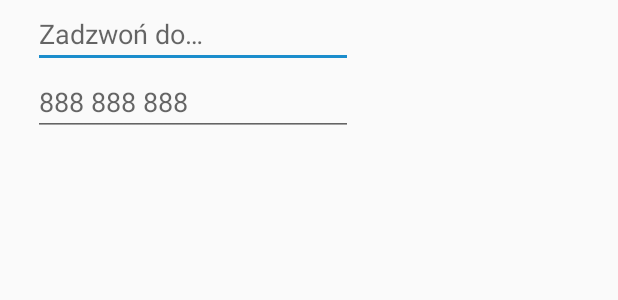
After one commit to Haremun/StudentOrganizer, an Android app: the layout dialog_call.xml on its own in the app's theme, with its tools: preview values and no code run, on a phone screen of 412 x 824 dp. The commit adds this screen. Shown: the top 300 px of the screen. Run offline under Robolectric (Android 15) with nearby library versions, the phone set to English and light mode, and no system bars.

Commit message:
Added vibrations to fab button and fragment dialogs. Working dialogs: call, simple.

```diff
--- a/app/src/main/AndroidManifest.xml
+++ b/app/src/main/AndroidManifest.xml
@@ -3,6 +3,7 @@
     package="kamilbieg.studentorganizer">
 
     <uses-permission android:name="android.permission.INTERNET" />
+    <uses-permission android:name="android.permission.VIBRATE"/>
 
     <application
         android:allowBackup="true"
--- a/app/src/main/java/kamilbieg/studentorganizer/Fragments/ArchFragment.java
+++ b/app/src/main/java/kamilbieg/studentorganizer/Fragments/ArchFragment.java
@@ -2,11 +2,13 @@ package kamilbieg.studentorganizer.Fragments;
 
 
 import android.os.Bundle;
+import android.support.v4.app.DialogFragment;
 import android.support.v4.app.Fragment;
 import android.view.LayoutInflater;
 import android.view.View;
 import android.view.ViewGroup;
 
+import kamilbieg.studentorganizer.DialogFragments.SimpleDialog;
 import kamilbieg.studentorganizer.R;
 
 
@@ -25,6 +27,8 @@ public class ArchFragment extends Fragment {
     public View onCreateView(LayoutInflater inflater, ViewGroup container,
                              Bundle savedInstanceState) {
         // Inflate the layout for this fragment
+
+
         return inflater.inflate(R.layout.fragment_arch, container, false);
     }
 
--- /dev/null
+++ b/app/src/main/res/drawable/ic_call_answer.xml
@@ -0,0 +1,4 @@
+<vector android:height="24dp" android:viewportHeight="348.077"
+    android:viewportWidth="348.077" android:width="24dp" xmlns:android="http://schemas.android.com/apk/res/android">
+    <path android:fillColor="#91DC5A" android:pathData="M340.273,275.083l-53.755,-53.761c-10.707,-10.664 -28.438,-10.34 -39.518,0.744l-27.082,27.076c-1.711,-0.943 -3.482,-1.928 -5.344,-2.973c-17.102,-9.476 -40.509,-22.464 -65.14,-47.113c-24.704,-24.701 -37.704,-48.144 -47.209,-65.257c-1.003,-1.813 -1.964,-3.561 -2.913,-5.221l18.176,-18.149l8.936,-8.947c11.097,-11.1 11.403,-28.826 0.721,-39.521L73.39,8.194C62.708,-2.486 44.969,-2.162 33.872,8.938l-15.15,15.237l0.414,0.411c-5.08,6.482 -9.325,13.958 -12.484,22.02C3.74,54.28 1.927,61.603 1.098,68.941C-6,127.785 20.89,181.564 93.866,254.541c100.875,100.868 182.167,93.248 185.674,92.876c7.638,-0.913 14.958,-2.738 22.397,-5.627c7.992,-3.122 15.463,-7.361 21.941,-12.43l0.331,0.294l15.348,-15.029C350.631,303.527 350.95,285.795 340.273,275.083z"/>
+</vector>
--- /dev/null
+++ b/app/src/main/res/drawable/ic_turn_notifications_on_button.xml
@@ -0,0 +1,4 @@
+<vector android:height="24dp" android:viewportHeight="535.5"
+    android:viewportWidth="535.5" android:width="24dp" xmlns:android="http://schemas.android.com/apk/res/android">
+    <path android:fillColor="#FFFFFF" android:pathData="M142.8,53.55l-35.7,-35.7C45.9,63.75 5.1,135.15 0,216.75h51C56.1,147.9 89.25,89.25 142.8,53.55zM484.5,216.75h51c-5.1,-81.6 -43.35,-153 -104.55,-198.9l-35.7,35.7C446.25,89.25 479.4,147.9 484.5,216.75zM433.5,229.5c0,-79.05 -53.55,-142.8 -127.5,-160.65V51c0,-20.4 -17.85,-38.25 -38.25,-38.25c-20.4,0 -38.25,17.85 -38.25,38.25v17.85C155.55,86.7 102,150.45 102,229.5v140.25l-51,51v25.5h433.5v-25.5l-51,-51V229.5zM267.75,522.75c2.55,0 7.65,0 10.2,0c17.85,-2.55 30.6,-15.3 35.7,-30.6c2.55,-5.101 5.1,-12.75 5.1,-20.4h-102C216.75,499.8 239.7,522.75 267.75,522.75z"/>
+</vector>
--- /dev/null
+++ b/app/src/main/res/layout/dialog_call.xml
@@ -0,0 +1,27 @@
+<?xml version="1.0" encoding="utf-8"?>
+<android.support.constraint.ConstraintLayout
+    xmlns:android="http://schemas.android.com/apk/res/android"
+    android:layout_width="match_parent"
+    android:layout_height="match_parent">
+
+    <LinearLayout
+        android:layout_width="wrap_content"
+        android:layout_height="wrap_content"
+        android:orientation="vertical"
+        android:paddingStart="22dp"
+        android:paddingEnd="22dp">
+        <EditText
+            android:layout_width="wrap_content"
+            android:layout_height="wrap_content"
+            android:ems="10"
+            android:inputType="text"
+            android:hint="@string/call_hint"/>
+        <EditText
+            android:layout_width="wrap_content"
+            android:layout_height="wrap_content"
+            android:inputType="phone"
+            android:ems="10"
+            android:hint="@string/phone_hint"/>
+    </LinearLayout>
+
+</android.support.constraint.ConstraintLayout>
--- /dev/null
+++ b/app/src/main/res/layout/dialog_notification.xml
@@ -0,0 +1,6 @@
+<?xml version="1.0" encoding="utf-8"?>
+<android.support.constraint.ConstraintLayout
+    xmlns:android="http://schemas.android.com/apk/res/android" android:layout_width="match_parent"
+    android:layout_height="match_parent">
+
+</android.support.constraint.ConstraintLayout>
--- /dev/null
+++ b/app/src/main/res/layout/dialog_shoping_list.xml
@@ -0,0 +1,6 @@
+<?xml version="1.0" encoding="utf-8"?>
+<android.support.constraint.ConstraintLayout
+    xmlns:android="http://schemas.android.com/apk/res/android" android:layout_width="match_parent"
+    android:layout_height="match_parent">
+
+</android.support.constraint.ConstraintLayout>
--- a/app/src/main/res/layout/fab_layout.xml
+++ b/app/src/main/res/layout/fab_layout.xml
@@ -13,7 +13,7 @@
         android:layout_height="wrap_content"
         android:layout_gravity="bottom|end"
         android:layout_margin="@dimen/fab_margin"
-        android:src="@android:drawable/ic_menu_compass"
+        android:src="@drawable/ic_turn_notifications_on_button"
         android:visibility="invisible"
         app:backgroundTint="#38f"
         app:fabSize="mini" />
@@ -24,7 +24,7 @@
         android:layout_height="wrap_content"
         android:layout_gravity="bottom|end"
         android:layout_margin="@dimen/fab_margin"
-        android:src="@android:drawable/ic_menu_myplaces"
+        android:src="@drawable/ic_call_answer"
         android:visibility="invisible"
         app:backgroundTint="#38f"
         app:fabSize="mini" />
@@ -35,7 +35,7 @@
         android:layout_height="wrap_content"
         android:layout_gravity="bottom|end"
         android:layout_margin="@dimen/fab_margin"
-        android:src="@android:drawable/ic_menu_share"
+        android:src="@drawable/ic_shopping_list"
         android:visibility="invisible"
         app:backgroundTint="#38f"
         app:fabSize="mini" />
--- a/app/src/main/res/values/strings.xml
+++ b/app/src/main/res/values/strings.xml
@@ -13,4 +13,11 @@
 
     <!-- TODO: Remove or change this placeholder text -->
     <string name="hello_blank_fragment">Hello blank fragment</string>
+
+    <string name="add">Dodaj</string>
+    <string name="fast_dialog">Szybka notatka</string>
+    <string name="call_dialog">Zadzwoń</string>
+    <string name="call_hint">Zadzwoń do…</string>
+    <string name="phone_hint">888 888 888</string>
+    <string name="note_hint">Wpisz notatkę…</string>
 </resources>
```
Also changed, not shown: app/src/main/java/kamilbieg/studentorganizer/DialogFragments/CallDialog.java (added, +36 -0 lines), app/src/main/java/kamilbieg/studentorganizer/DialogFragments/NotificationDialog.java (added, +21 -0 lines), app/src/main/java/kamilbieg/studentorganizer/DialogFragments/ShopListDialog.java (added, +27 -0 lines), app/src/main/java/kamilbieg/studentorganizer/DialogFragments/SimpleDialog.java (added, +35 -0 lines), app/src/main/java/kamilbieg/studentorganizer/Fragments/NotesFragment.java (+59 -11 lines), app/src/main/res/drawable/ic_shopping_list.xml (added, +8 -0 lines), app/src/main/res/layout/simple_dialog.xml (added, +16 -0 lines).
